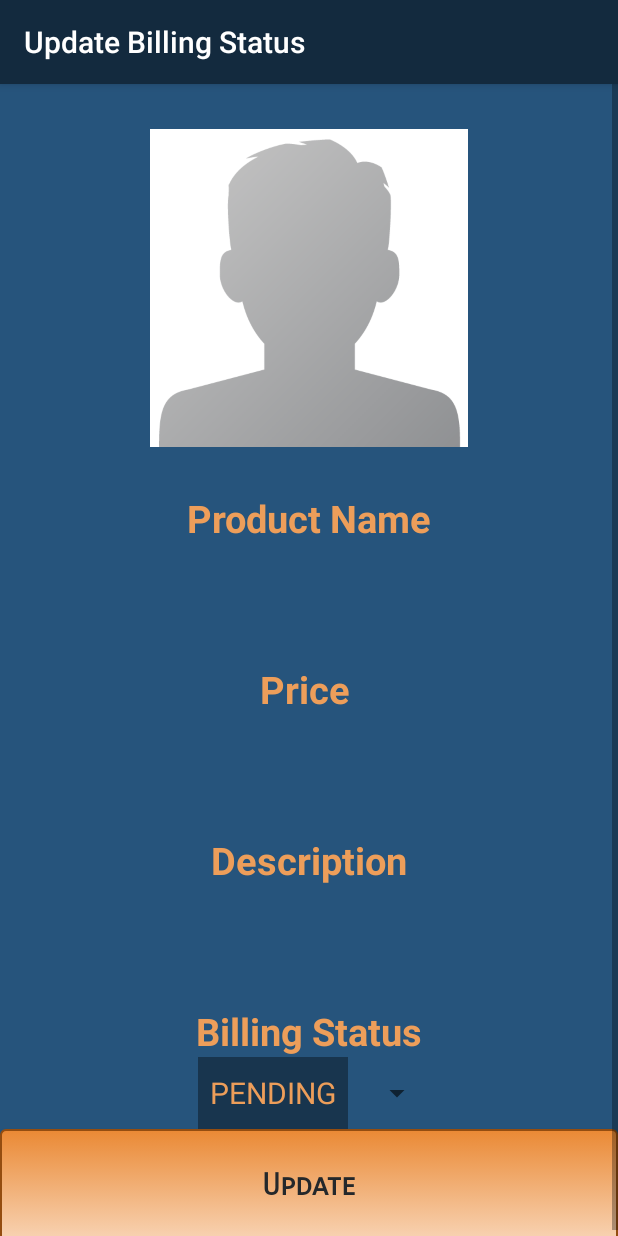
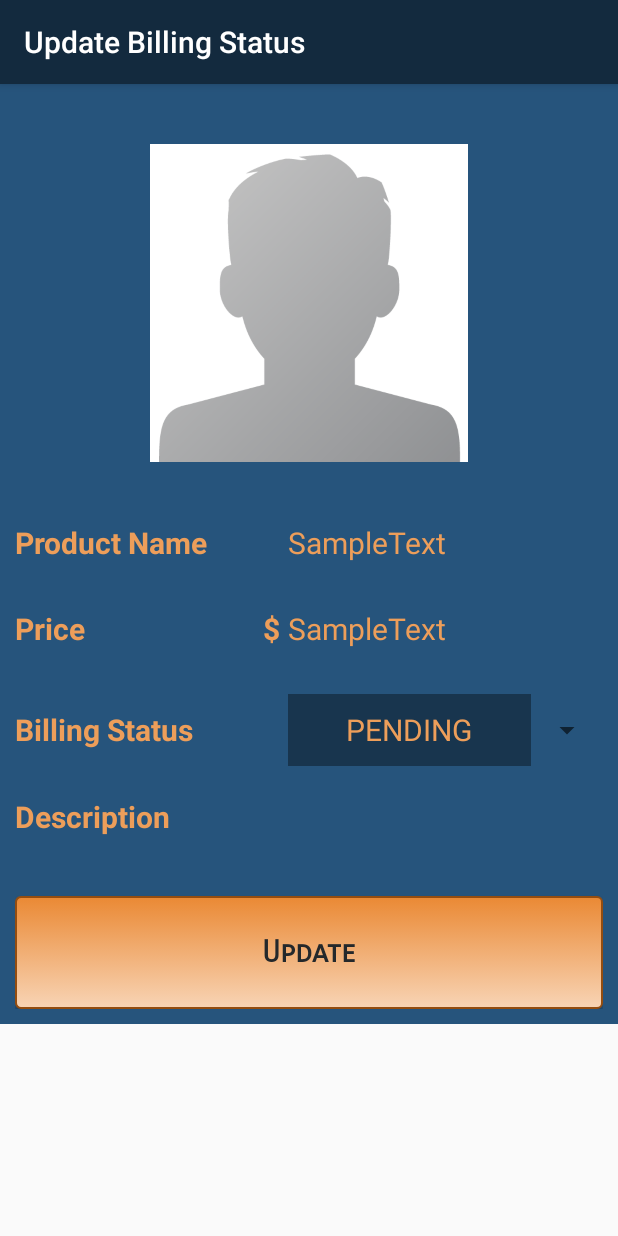
Before and after one commit to nityachinchani/MobileApp, an Android app: the UpdateBillingActivity screen opened directly, with no data from a screen before it, on a phone screen of 412 x 824 dp. Run offline under Robolectric (Android 15) with nearby library versions, the phone set to English and light mode, and no system bars; our stand-ins replace Firebase (no records; nobody signed in at launch, a user with empty details on screens opened directly); 2 statements that could not run were skipped.

Commit message:
Update Billing Info & changing position of navigation

```diff
--- a/app/src/main/res/layout/activity_update_billing.xml
+++ b/app/src/main/res/layout/activity_update_billing.xml
@@ -16,7 +16,8 @@
             android:background="@color/background_color_main"
             android:clickable="false"
             android:focusable="true"
-            android:orientation="vertical">
+            android:orientation="vertical"
+            android:padding="10dp">
 
             <ImageView
                 android:id="@+id/product_image"
@@ -26,77 +27,118 @@
                 android:layout_marginVertical="30dp"
                 app:srcCompat="@drawable/profile_image" />
 
-            <TextView
+
+            <LinearLayout
                 android:layout_width="match_parent"
                 android:layout_height="wrap_content"
-                android:gravity="center_horizontal|center_vertical"
+                android:layout_marginTop="10dp"
+                android:layout_marginBottom="20dp"
+                android:orientation="horizontal">
+
+                <TextView
+                    android:layout_width="wrap_content"
+                    android:layout_height="wrap_content"
+                    android:layout_weight="1"
+                    android:gravity="left|center_vertical"
                     android:text="Product Name"
                     android:textColor="@color/general_text_color"
-                android:textSize="25dp"
+                    android:textSize="20dp"
                     android:textStyle="bold" />
 
                 <TextView
+                    android:layout_marginStart="10dp"
                     android:id="@+id/product_title"
+                    android:layout_width="210dp"
+                    android:layout_height="match_parent"
+                    android:backgroundTint="@color/general_text_color"
+                    android:gravity="center_vertical|left"
+                    android:text="SampleText"
+                    android:textColor="@color/general_text_color"
+                    android:textColorHint="@color/general_text_color"
+                    android:textSize="20dp"/>
+            </LinearLayout>
+
+            <LinearLayout
                 android:layout_width="match_parent"
                 android:layout_height="wrap_content"
-                android:layout_marginHorizontal="10dp"
-                android:layout_marginVertical="30dp"
-                android:backgroundTint="@color/general_text_color"
+                android:layout_marginTop="10dp"
+                android:layout_marginBottom="20dp"
+                android:orientation="horizontal">
+
+                <TextView
+                    android:layout_width="wrap_content"
+                    android:layout_height="wrap_content"
+                    android:layout_weight="2"
+                    android:gravity="left|center_vertical"
+                    android:text="Price"
                     android:textColor="@color/general_text_color"
-                android:textColorHint="@color/general_text_color" />
+                    android:textSize="20dp"
+                    android:textStyle="bold" />
+
+                <TextView
+                    android:layout_width="wrap_content"
+                    android:layout_height="match_parent"
+                    android:layout_marginEnd="5dp"
+                    android:layout_weight="1"
+                    android:gravity="right|center_vertical"
+                    android:text="$"
+                    android:textColor="@color/general_text_color"
+                    android:textSize="20sp"
+                    android:textStyle="bold" />
+
+                <TextView
+                    android:id="@+id/product_price"
+                    android:layout_width="210dp"
+                    android:layout_height="match_parent"
+                    android:gravity="left|center_vertical"
+                    android:text="SampleText"
+                    android:textColor="@color/general_text_color"
+                    android:textSize="20dp" />
+            </LinearLayout>
+
+            <LinearLayout
+                android:layout_width="match_parent"
+                android:layout_height="wrap_content"
+                android:layout_marginTop="10dp"
+                android:layout_marginBottom="20dp"
+                android:orientation="horizontal">
+
+                <TextView
+                    android:id="@+id/tv_Status"
+                    android:layout_width="wrap_content"
+                    android:layout_height="match_parent"
+                    android:layout_weight="1"
+                    android:gravity="left|center_vertical"
+                    android:text="Billing Status"
+                    android:textColor="@color/general_text_color"
+                    android:textSize="20dp"
+                    android:textStyle="bold" />
+
+                <Spinner
+                    android:id="@+id/billingStatusSpinner"
+                    android:layout_width="210dp"
+                    android:layout_height="wrap_content"
+                    android:layout_gravity="center"
+                    android:gravity="center_horizontal|center_vertical"
+                    android:spinnerMode="dialog" />
+            </LinearLayout>
+
 
             <TextView
                 android:layout_width="match_parent"
                 android:layout_height="wrap_content"
-                android:gravity="center_horizontal|center_vertical"
-                android:text="Price "
-                android:textColor="@color/general_text_color"
-                android:textSize="25dp"
-                android:textStyle="bold" />
-
-            <TextView
-                android:id="@+id/product_price"
-                android:layout_width="match_parent"
-                android:layout_height="wrap_content"
-                android:layout_marginHorizontal="10dp"
-                android:layout_marginVertical="30dp"
-                android:textColor="@color/general_text_color" />
-
-            <TextView
-                android:layout_width="match_parent"
-                android:layout_height="wrap_content"
-                android:gravity="center_horizontal|center_vertical"
+                android:gravity="left|center_vertical"
                 android:text="Description"
                 android:textColor="@color/general_text_color"
-                android:textSize="25dp"
+                android:textSize="20dp"
                 android:textStyle="bold" />
 
             <TextView
                 android:id="@+id/product_description"
                 android:layout_width="match_parent"
                 android:layout_height="wrap_content"
-                android:layout_marginHorizontal="10dp"
-                android:layout_marginVertical="30dp"
+                android:layout_marginVertical="10dp"
                 android:textColor="@color/general_text_color" />
-
-            <TextView
-                android:id="@+id/tv_Status"
-                android:layout_width="match_parent"
-                android:layout_height="wrap_content"
-                android:gravity="center_horizontal|center_vertical"
-                android:text="Billing Status"
-                android:textColor="@color/general_text_color"
-                android:textSize="25dp"
-                android:textStyle="bold" />
-
-            <Spinner
-                android:id="@+id/billingStatusSpinner"
-                android:layout_width="wrap_content"
-                android:layout_height="wrap_content"
-                android:layout_gravity="center"
-                android:layout_weight="1"
-                android:gravity="center_horizontal|center_vertical"
-                android:spinnerMode="dialog" />
 
             <Button
                 android:id="@+id/btnUpdate"
--- a/app/src/main/res/layout/drawer_header.xml
+++ b/app/src/main/res/layout/drawer_header.xml
@@ -3,7 +3,7 @@
     xmlns:app="http://schemas.android.com/apk/res-auto"
     android:layout_width="match_parent"
     android:layout_height="220dp"
-    android:gravity="bottom"
+    android:gravity="bottom|center_horizontal"
     android:padding="16dp"
     android:theme="@style/AppTheme.AppBarOverlay"
     android:orientation="vertical"
```
Lines whose indentation alone changed are shown as unchanged.
